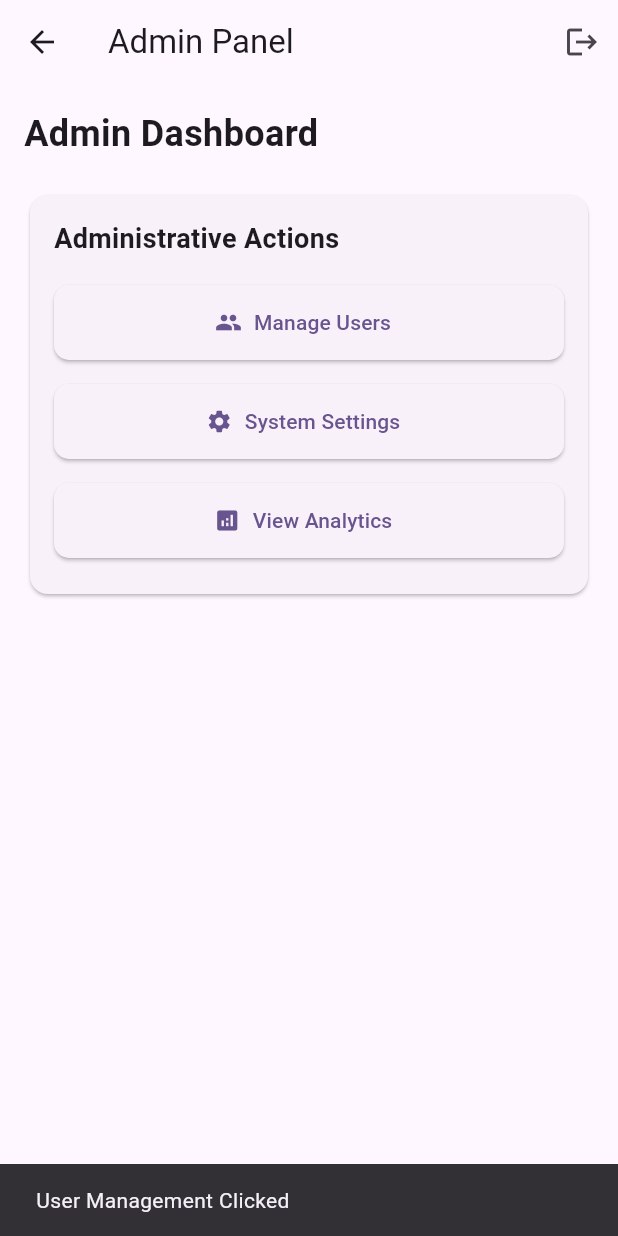
After one commit to shahzadhsp/iffi, a Flutter app: the AdminPanel screen opened directly, after a tap on "Manage Users", on a phone screen of 412 x 824 dp. The commit adds this screen. Run offline on Flutter 3.47's test engine with Material 3 defaults, Android fonts, the phone set to English and light mode, and no system bars; our stand-ins replace firebase_auth, firebase_core, flutter_screenutil; accounts and stored records are empty.

Commit message:
improve auth code

```diff
--- a/lib/data/services/firebase_auth_services.dart
+++ b/lib/data/services/firebase_auth_services.dart
@@ -3,7 +3,8 @@ import 'package:firebase_auth/firebase_auth.dart';
 
 class AuthService {
   final FirebaseAuth _auth = FirebaseAuth.instance;
-
+  static const String adminEmail = 'irfan@123';
+  static const String adminPassword = 'irfan1010';
   // Sign up with email and password
   Future<User?> signUpWithEmailAndPassword(
       String email, String password) async {
@@ -19,21 +20,37 @@ class AuthService {
     }
   }
 
-  // Sign in with email and password
+
     Future<User?> signInWithEmailAndPassword(
       String email, String password) async {
     try {
+      // Check for admin credentials first
+      if (email == adminEmail && password == adminPassword) {
+        // Sign in with admin credentials
+        UserCredential result = await _auth.signInWithEmailAndPassword(
+          email: adminEmail,
+          password: adminPassword,
+        );
+        return result.user;
+
+      } else {
+        // Regular user sign in
         UserCredential result = await _auth.signInWithEmailAndPassword(
           email: email,
           password: password,
         );
         return result.user;
+      }
     } catch (e) {
       print("Sign in error: $e");
       return null;
     }
   }
 
+  // isAdmin
+  bool isAdmin(User? user) {
+    return user?.email == adminEmail;
+  }
   // Sign out
   Future<void> signOut() async {
     await _auth.signOut();
--- /dev/null
+++ b/lib/presentation/admin_panel/view/admin_panel.dart
@@ -0,0 +1,114 @@
+// admin_panel.dart
+import 'package:flutter/material.dart';
+import 'package:iffi_store/data/services/firebase_auth_services.dart';
+
+class AdminPanel extends StatelessWidget {
+  final AuthService _authService = AuthService();
+
+  @override
+  Widget build(BuildContext context) {
+    return Scaffold(
+      appBar: AppBar(
+        title: const Text('Admin Panel'),
+        actions: [
+          IconButton(
+            icon: const Icon(Icons.logout),
+            onPressed: () async {
+              await _authService.signOut();
+              Navigator.pushReplacementNamed(context, '/login');
+              ScaffoldMessenger.of(context).showSnackBar(
+                SnackBar(content: Text('Logged Out Successfully')),
+              );
+            },
+          ),
+        ],
+      ),
+      body: Padding(
+        padding: const EdgeInsets.all(16.0),
+        child: Column(
+          crossAxisAlignment: CrossAxisAlignment.start,
+          children: [
+            const Text(
+              'Admin Dashboard',
+              style: TextStyle(fontSize: 24, fontWeight: FontWeight.bold),
+            ),
+            const SizedBox(height: 20),
+            Card(
+              child: Padding(
+                padding: const EdgeInsets.all(16.0),
+                child: Column(
+                  crossAxisAlignment: CrossAxisAlignment.start,
+                  children: [
+                    const Text(
+                      'Administrative Actions',
+                      style: TextStyle(
+                        fontSize: 18,
+                        fontWeight: FontWeight.bold,
+                      ),
+                    ),
+                    const SizedBox(height: 10),
+                    _buildAdminButton(
+                      context,
+                      icon: Icons.people,
+                      label: 'Manage Users',
+                      onPressed: () {
+                        // Add user management functionality
+                        ScaffoldMessenger.of(context).showSnackBar(
+                          SnackBar(content: Text('User Management Clicked')),
+                        );
+                      },
+                    ),
+                    _buildAdminButton(
+                      context,
+                      icon: Icons.settings,
+                      label: 'System Settings',
+                      onPressed: () {
+                        // Add settings functionality
+                        ScaffoldMessenger.of(context).showSnackBar(
+                          SnackBar(content: Text('Settings Clicked')),
+                        );
+                      },
+                    ),
+                    _buildAdminButton(
+                      context,
+                      icon: Icons.analytics,
+                      label: 'View Analytics',
+                      onPressed: () {
+                        // Add analytics functionality
+                               ScaffoldMessenger.of(context).showSnackBar(
+                SnackBar(content: Text('Analytices Clicked'),),
+              );
+                      },
+                    ),
+                  ],
+                ),
+              ),
+            ),
+          ],
+        ),
+      ),
+    );
+  }
+
+  Widget _buildAdminButton(
+    BuildContext context, {
+    required IconData icon,
+    required String label,
+    required VoidCallback onPressed,
+  }) {
+    return Padding(
+      padding: const EdgeInsets.symmetric(vertical: 8.0),
+      child: ElevatedButton.icon(
+        style: ElevatedButton.styleFrom(
+          minimumSize: const Size(double.infinity, 50),
+          shape: RoundedRectangleBorder(
+            borderRadius: BorderRadius.circular(10),
+          ),
+        ),
+        onPressed: onPressed,
+        icon: Icon(icon),
+        label: Text(label),
+      ),
+    );
+  }
+}
--- a/lib/presentation/ui/sign_up/sign_up_screen.dart
+++ b/lib/presentation/ui/sign_up/sign_up_screen.dart
@@ -114,7 +114,7 @@ class _SignupScreenState extends State<SignupScreen> {
                   ),
               TextButton(
                 onPressed: () {
-                  Navigator.pushReplacementNamed(context, '/login');
+                  Navigator.push(context, MaterialPageRoute(builder: (context)=>LoginScreen(),),);
                 },
                 child: const Text('Already have an account? Login'),
               ),
```
Also changed, not shown: lib/presentation/ui/sign_up/home/home_screen.dart (+7 -2 lines), lib/presentation/ui/sign_up/login/login_screen.dart (+28 -5 lines). Lines whose indentation alone changed are shown as unchanged.
